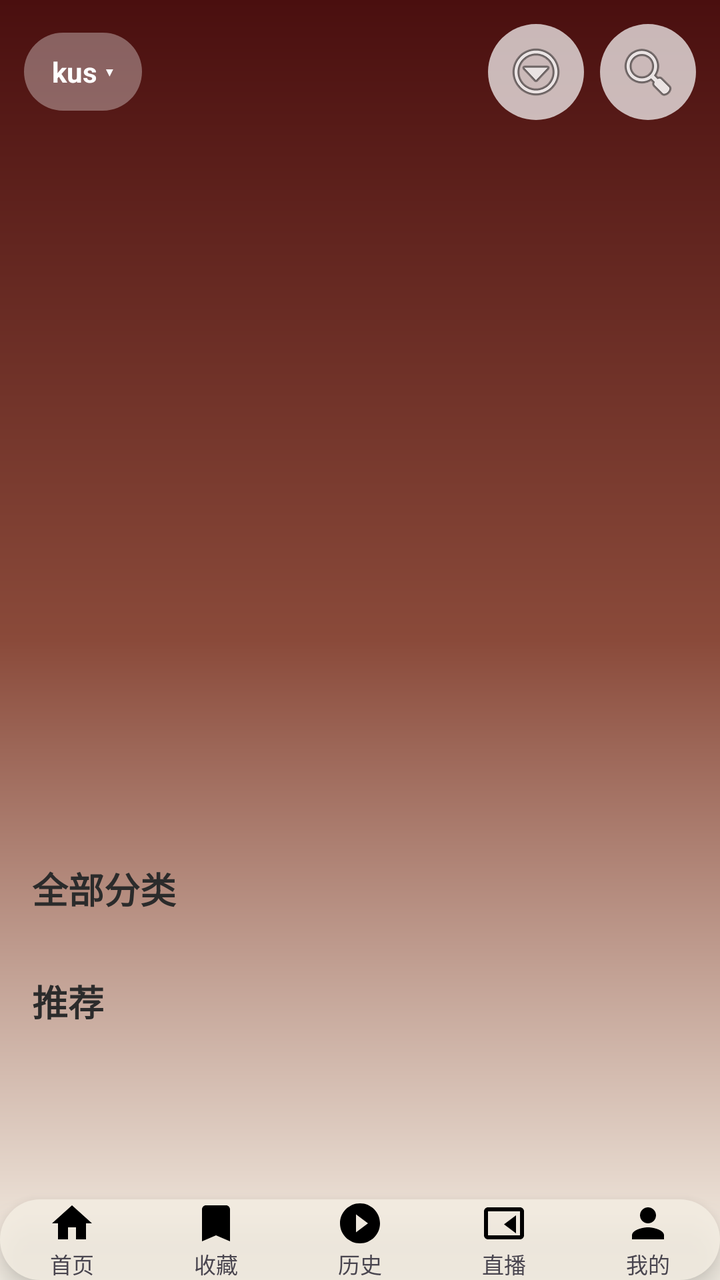
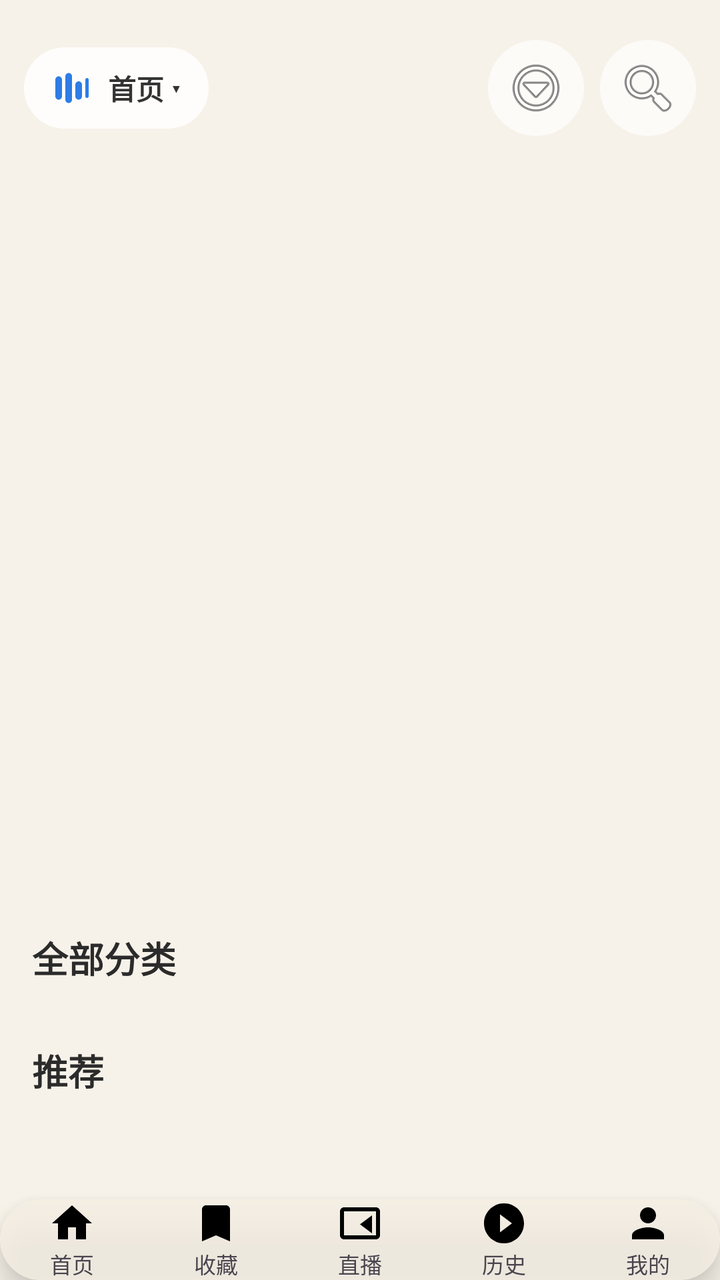

Compare the two renders of this Android layout. The source of the first and the diff that turns it into the second are given below.
<!-- AndroidManifest.xml: application theme Theme.BoxZero -->
<!-- res/layout/activity_main.xml -->
<?xml version="1.0" encoding="utf-8"?>
<FrameLayout xmlns:android="http://schemas.android.com/apk/res/android"
    android:layout_width="match_parent"
    android:layout_height="match_parent"
    android:background="@drawable/bg_home_gradient"
    android:fitsSystemWindows="true">

    <ScrollView
        android:layout_width="match_parent"
        android:layout_height="match_parent"
        android:scrollbars="none">

        <LinearLayout
            android:layout_width="match_parent"
            android:layout_height="wrap_content"
            android:orientation="vertical">

            
            <LinearLayout
                android:layout_width="match_parent"
                android:layout_height="wrap_content"
                android:gravity="center_vertical"
                android:orientation="horizontal"
                android:padding="12dp">

                <LinearLayout
                    android:id="@+id/sitePill"
                    android:layout_width="wrap_content"
                    android:layout_height="wrap_content"
                    android:background="@drawable/pill_bg"
                    android:gravity="center_vertical"
                    android:orientation="horizontal"
                    android:paddingStart="14dp"
                    android:paddingEnd="14dp"
                    android:paddingTop="10dp"
                    android:paddingBottom="10dp">

                    <TextView
                        android:id="@+id/siteName"
                        android:layout_width="wrap_content"
                        android:layout_height="wrap_content"
                        android:ellipsize="end"
                        android:maxWidth="160dp"
                        android:singleLine="true"
                        android:text="kus"
                        android:textColor="#FFFFFF"
                        android:textSize="14sp"
                        android:textStyle="bold" />

                    <TextView
                        android:layout_width="wrap_content"
                        android:layout_height="wrap_content"
                        android:layout_marginStart="4dp"
                        android:text="▾"
                        android:textColor="#FFFFFF"
                        android:textSize="12sp" />
                </LinearLayout>

                <View
                    android:layout_width="0dp"
                    android:layout_height="1dp"
                    android:layout_weight="1" />

                <ImageButton
                    android:id="@+id/btnMenu"
                    android:layout_width="48dp"
                    android:layout_height="48dp"
                    android:layout_marginEnd="8dp"
                    android:background="@drawable/circle_frosted"
                    android:contentDescription="菜单"
                    android:padding="12dp"
                    android:src="@android:drawable/ic_menu_more" />

                <ImageButton
                    android:id="@+id/btnSearch"
                    android:layout_width="48dp"
                    android:layout_height="48dp"
                    android:background="@drawable/circle_frosted"
                    android:contentDescription="搜索"
                    android:padding="12dp"
                    android:src="@android:drawable/ic_menu_search" />
            </LinearLayout>

            
            <androidx.recyclerview.widget.RecyclerView
                android:id="@+id/banner"
                android:layout_width="match_parent"
                android:layout_height="260dp"
                android:layout_marginTop="4dp"
                android:clipToPadding="false" />

            <TextView
                android:id="@+id/bannerTitle"
                android:layout_width="match_parent"
                android:layout_height="wrap_content"
                android:layout_marginTop="12dp"
                android:ellipsize="end"
                android:gravity="center"
                android:maxLines="1"
                android:textColor="#FFFFFF"
                android:textSize="22sp"
                android:textStyle="bold" />

            <TextView
                android:id="@+id/bannerScore"
                android:layout_width="match_parent"
                android:layout_height="wrap_content"
                android:layout_marginTop="4dp"
                android:gravity="center"
                android:textColor="#FFFFFF"
                android:textSize="16sp" />

            <LinearLayout
                android:id="@+id/dots"
                android:layout_width="match_parent"
                android:layout_height="wrap_content"
                android:layout_marginTop="8dp"
                android:gravity="center"
                android:orientation="horizontal" />

            
            <TextView
                android:layout_width="match_parent"
                android:layout_height="wrap_content"
                android:layout_marginTop="20dp"
                android:paddingStart="16dp"
                android:paddingEnd="16dp"
                android:text="全部分类"
                android:textColor="#2B2B2B"
                android:textSize="18sp"
                android:textStyle="bold" />

            <androidx.recyclerview.widget.RecyclerView
                android:id="@+id/pillRow"
                android:layout_width="match_parent"
                android:layout_height="wrap_content"
                android:layout_marginTop="10dp"
                android:clipToPadding="false"
                android:nestedScrollingEnabled="false"
                android:paddingStart="16dp"
                android:paddingEnd="16dp" />

            
            <TextView
                android:layout_width="match_parent"
                android:layout_height="wrap_content"
                android:layout_marginTop="20dp"
                android:paddingStart="16dp"
                android:paddingEnd="16dp"
                android:text="推荐"
                android:textColor="#2B2B2B"
                android:textSize="18sp"
                android:textStyle="bold" />

            <androidx.recyclerview.widget.RecyclerView
                android:id="@+id/posterRow"
                android:layout_width="match_parent"
                android:layout_height="wrap_content"
                android:layout_marginTop="10dp"
                android:clipToPadding="false"
                android:nestedScrollingEnabled="false"
                android:paddingStart="16dp"
                android:paddingEnd="16dp" />

            <View
                android:layout_width="match_parent"
                android:layout_height="110dp" />
        </LinearLayout>
    </ScrollView>

    <include
        layout="@layout/view_bottom_nav"
        android:layout_width="match_parent"
        android:layout_height="wrap_content"
        android:layout_gravity="bottom" />

    <ProgressBar
        android:id="@+id/loading"
        android:layout_width="wrap_content"
        android:layout_height="wrap_content"
        android:layout_gravity="center"
        android:visibility="gone" />

</FrameLayout>
<!-- res/layout/view_bottom_nav.xml (included above) -->
<?xml version="1.0" encoding="utf-8"?>
<LinearLayout xmlns:android="http://schemas.android.com/apk/res/android"
    android:id="@+id/bottomNav"
    android:layout_width="match_parent"
    android:layout_height="68dp"
    android:layout_marginStart="16dp"
    android:layout_marginEnd="16dp"
    android:layout_marginBottom="16dp"
    android:background="@drawable/nav_bg"
    android:elevation="8dp"
    android:gravity="center"
    android:orientation="horizontal">

    <LinearLayout
        android:id="@+id/tabHome"
        android:layout_width="0dp"
        android:layout_height="match_parent"
        android:layout_weight="1"
        android:gravity="center"
        android:orientation="vertical">

        <ImageView
            android:id="@+id/iconHome"
            android:layout_width="24dp"
            android:layout_height="24dp"
            android:src="@drawable/ic_nav_home" />

        <TextView
            android:id="@+id/textHome"
            android:layout_width="wrap_content"
            android:layout_height="wrap_content"
            android:text="首页"
            android:textSize="11sp" />
    </LinearLayout>

    <LinearLayout
        android:id="@+id/tabFav"
        android:layout_width="0dp"
        android:layout_height="match_parent"
        android:layout_weight="1"
        android:gravity="center"
        android:orientation="vertical">

        <ImageView
            android:id="@+id/iconFav"
            android:layout_width="24dp"
            android:layout_height="24dp"
            android:src="@drawable/ic_nav_fav" />

        <TextView
            android:id="@+id/textFav"
            android:layout_width="wrap_content"
            android:layout_height="wrap_content"
            android:text="收藏"
            android:textSize="11sp" />
    </LinearLayout>

    <LinearLayout
        android:id="@+id/tabHistory"
        android:layout_width="0dp"
        android:layout_height="match_parent"
        android:layout_weight="1"
        android:gravity="center"
        android:orientation="vertical">

        <ImageView
            android:id="@+id/iconHistory"
            android:layout_width="24dp"
            android:layout_height="24dp"
            android:src="@drawable/ic_nav_history" />

        <TextView
            android:id="@+id/textHistory"
            android:layout_width="wrap_content"
            android:layout_height="wrap_content"
            android:text="历史"
            android:textSize="11sp" />
    </LinearLayout>

    <LinearLayout
        android:id="@+id/tabLive"
        android:layout_width="0dp"
        android:layout_height="match_parent"
        android:layout_weight="1"
        android:gravity="center"
        android:orientation="vertical">

        <ImageView
            android:id="@+id/iconLive"
            android:layout_width="24dp"
            android:layout_height="24dp"
            android:src="@drawable/ic_nav_live" />

        <TextView
            android:id="@+id/textLive"
            android:layout_width="wrap_content"
            android:layout_height="wrap_content"
            android:text="直播"
            android:textSize="11sp" />
    </LinearLayout>

    <LinearLayout
        android:id="@+id/tabMine"
        android:layout_width="0dp"
        android:layout_height="match_parent"
        android:layout_weight="1"
        android:gravity="center"
        android:orientation="vertical">

        <ImageView
            android:id="@+id/iconMine"
            android:layout_width="24dp"
            android:layout_height="24dp"
            android:src="@drawable/ic_nav_mine" />

        <TextView
            android:id="@+id/textMine"
            android:layout_width="wrap_content"
            android:layout_height="wrap_content"
            android:text="我的"
            android:textSize="11sp" />
    </LinearLayout>

</LinearLayout>
<!-- resources referenced by this layout -->
<resources>
  <!-- drawable bg_home_gradient (drawable) -->
  <?xml version="1.0" encoding="utf-8"?>
  <shape xmlns:android="http://schemas.android.com/apk/res/android"
      android:shape="rectangle">
      <gradient
          android:angle="270"
          android:startColor="#4A0F0F"
          android:centerColor="#8A4A3A"
          android:endColor="#F6F1E7" />
  </shape>
  <!-- drawable circle_frosted (drawable) -->
  <?xml version="1.0" encoding="utf-8"?>
  <shape xmlns:android="http://schemas.android.com/apk/res/android"
      android:shape="oval">
      <solid android:color="#B3FFFFFF" />
  </shape>
  <!-- drawable ic_nav_fav (drawable) -->
  <vector xmlns:android="http://schemas.android.com/apk/res/android"
      android:width="24dp" android:height="24dp"
      android:viewportWidth="24" android:viewportHeight="24">
      <path android:fillColor="#000000"
          android:pathData="M17,3H7c-1.1,0 -2,0.9 -2,2v16l7,-3l7,3V5c0,-1.1 -0.9,-2 -2,-2z" />
  </vector>
  <!-- drawable ic_nav_history (drawable) -->
  <vector xmlns:android="http://schemas.android.com/apk/res/android"
      android:width="24dp" android:height="24dp"
      android:viewportWidth="24" android:viewportHeight="24">
      <path android:fillColor="#000000"
          android:pathData="M12,2C6.5,2 2,6.5 2,12s4.5,10 10,10s10,-4.5 10,-10S17.5,2 12,2zM10,16.5v-9L16,12l-6,4.5z" />
  </vector>
  <!-- drawable ic_nav_home (drawable) -->
  <vector xmlns:android="http://schemas.android.com/apk/res/android"
      android:width="24dp" android:height="24dp"
      android:viewportWidth="24" android:viewportHeight="24">
      <path android:fillColor="#000000"
          android:pathData="M10,20v-6h4v6h5v-8h3L12,3 2,12h3v8z" />
  </vector>
  <!-- drawable ic_nav_live (drawable) -->
  <vector xmlns:android="http://schemas.android.com/apk/res/android"
      android:width="24dp" android:height="24dp"
      android:viewportWidth="24" android:viewportHeight="24">
      <path android:fillColor="#000000"
          android:pathData="M20,4H4c-1.1,0 -2,0.9 -2,2v12c0,1.1 0.9,2 2,2h16c1.1,0 2,-0.9 2,-2V6c0,-1.1 -0.9,-2 -2,-2zM20,18H4V6h16v12zM18,8l-6,4.5L18,17V8z" />
  </vector>
  <!-- drawable ic_nav_mine (drawable) -->
  <vector xmlns:android="http://schemas.android.com/apk/res/android"
      android:width="24dp" android:height="24dp"
      android:viewportWidth="24" android:viewportHeight="24">
      <path android:fillColor="#000000"
          android:pathData="M12,12c2.2,0 4,-1.8 4,-4s-1.8,-4 -4,-4s-4,1.8 -4,4S9.8,12 12,12zM12,14c-2.7,0 -8,1.3 -8,4v2h16v-2c0,-2.7 -5.3,-4 -8,-4z" />
  </vector>
  <!-- drawable nav_bg (drawable) -->
  <?xml version="1.0" encoding="utf-8"?>
  <shape xmlns:android="http://schemas.android.com/apk/res/android"
      android:shape="rectangle">
      <solid android:color="#CFF5EFE4" />
      <corners android:radius="32dp" />
  </shape>
  <!-- drawable pill_bg (drawable) -->
  <?xml version="1.0" encoding="utf-8"?>
  <shape xmlns:android="http://schemas.android.com/apk/res/android"
      android:shape="rectangle">
      <solid android:color="#55FFFFFF" />
      <corners android:radius="20dp" />
  </shape>
  <style name="Theme.BoxZero" parent="Theme.Material3.DayNight.NoActionBar">
      </style>
</resources>

<!-- the commit's change to res/layout/activity_main.xml (unified diff, before → after) -->
@@ -16,88 +16,22 @@
             android:orientation="vertical">
 
             
-            <LinearLayout
-                android:layout_width="match_parent"
-                android:layout_height="wrap_content"
-                android:gravity="center_vertical"
-                android:orientation="horizontal"
-                android:padding="12dp">
-
-                <LinearLayout
-                    android:id="@+id/sitePill"
-                    android:layout_width="wrap_content"
-                    android:layout_height="wrap_content"
-                    android:background="@drawable/pill_bg"
-                    android:gravity="center_vertical"
-                    android:orientation="horizontal"
-                    android:paddingStart="14dp"
-                    android:paddingEnd="14dp"
-                    android:paddingTop="10dp"
-                    android:paddingBottom="10dp">
-
-                    <TextView
-                        android:id="@+id/siteName"
-                        android:layout_width="wrap_content"
-                        android:layout_height="wrap_content"
-                        android:ellipsize="end"
-                        android:maxWidth="160dp"
-                        android:singleLine="true"
-                        android:text="kus"
-                        android:textColor="#FFFFFF"
-                        android:textSize="14sp"
-                        android:textStyle="bold" />
-
-                    <TextView
-                        android:layout_width="wrap_content"
-                        android:layout_height="wrap_content"
-                        android:layout_marginStart="4dp"
-                        android:text="▾"
-                        android:textColor="#FFFFFF"
-                        android:textSize="12sp" />
-                </LinearLayout>
-
-                <View
-                    android:layout_width="0dp"
-                    android:layout_height="1dp"
-                    android:layout_weight="1" />
-
-                <ImageButton
-                    android:id="@+id/btnMenu"
-                    android:layout_width="48dp"
-                    android:layout_height="48dp"
-                    android:layout_marginEnd="8dp"
-                    android:background="@drawable/circle_frosted"
-                    android:contentDescription="菜单"
-                    android:padding="12dp"
-                    android:src="@android:drawable/ic_menu_more" />
-
-                <ImageButton
-                    android:id="@+id/btnSearch"
-                    android:layout_width="48dp"
-                    android:layout_height="48dp"
-                    android:background="@drawable/circle_frosted"
-                    android:contentDescription="搜索"
-                    android:padding="12dp"
-                    android:src="@android:drawable/ic_menu_search" />
-            </LinearLayout>
-
-            
             <androidx.recyclerview.widget.RecyclerView
                 android:id="@+id/banner"
                 android:layout_width="match_parent"
-                android:layout_height="260dp"
-                android:layout_marginTop="4dp"
+                android:layout_height="370dp"
+                android:layout_marginTop="0dp"
                 android:clipToPadding="false" />
 
             <TextView
                 android:id="@+id/bannerTitle"
                 android:layout_width="match_parent"
                 android:layout_height="wrap_content"
-                android:layout_marginTop="12dp"
+                android:layout_marginTop="14dp"
                 android:ellipsize="end"
                 android:gravity="center"
                 android:maxLines="1"
-                android:textColor="#FFFFFF"
+                android:textColor="#222222"
                 android:textSize="22sp"
                 android:textStyle="bold" />
 
@@ -107,8 +41,8 @@
                 android:layout_height="wrap_content"
                 android:layout_marginTop="4dp"
                 android:gravity="center"
-                android:textColor="#FFFFFF"
-                android:textSize="16sp" />
+                android:textColor="#777777"
+                android:textSize="15sp" />
 
             <LinearLayout
                 android:id="@+id/dots"
@@ -167,6 +101,80 @@
                 android:layout_height="110dp" />
         </LinearLayout>
     </ScrollView>
+
+    
+    <LinearLayout
+        android:layout_width="match_parent"
+        android:layout_height="wrap_content"
+        android:layout_gravity="top"
+        android:layout_marginTop="8dp"
+        android:gravity="center_vertical"
+        android:orientation="horizontal"
+        android:padding="12dp">
+
+        <LinearLayout
+            android:id="@+id/sitePill"
+            android:layout_width="wrap_content"
+            android:layout_height="wrap_content"
+            android:background="@drawable/pill_bg_light"
+            android:gravity="center_vertical"
+            android:orientation="horizontal"
+            android:paddingStart="14dp"
+            android:paddingEnd="14dp"
+            android:paddingTop="10dp"
+            android:paddingBottom="10dp">
+
+            <ImageView
+                android:layout_width="20dp"
+                android:layout_height="20dp"
+                android:src="@drawable/ic_equalizer" />
+
+            <TextView
+                android:id="@+id/siteName"
+                android:layout_width="wrap_content"
+                android:layout_height="wrap_content"
+                android:layout_marginStart="8dp"
+                android:ellipsize="end"
+                android:maxWidth="170dp"
+                android:singleLine="true"
+                android:text="首页"
+                android:textColor="#333333"
+                android:textSize="14sp"
+                android:textStyle="bold" />
+
+            <TextView
+                android:layout_width="wrap_content"
+                android:layout_height="wrap_content"
+                android:layout_marginStart="4dp"
+                android:text="▾"
+                android:textColor="#333333"
+                android:textSize="12sp" />
+        </LinearLayout>
+
+        <View
+            android:layout_width="0dp"
+            android:layout_height="1dp"
+            android:layout_weight="1" />
+
+        <ImageButton
+            android:id="@+id/btnMenu"
+            android:layout_width="48dp"
+            android:layout_height="48dp"
+            android:layout_marginEnd="8dp"
+            android:background="@drawable/circle_frosted"
+            android:contentDescription="菜单"
+            android:padding="12dp"
+            android:src="@android:drawable/ic_menu_more" />
+
+        <ImageButton
+            android:id="@+id/btnSearch"
+            android:layout_width="48dp"
+            android:layout_height="48dp"
+            android:background="@drawable/circle_frosted"
+            android:contentDescription="搜索"
+            android:padding="12dp"
+            android:src="@android:drawable/ic_menu_search" />
+    </LinearLayout>
 
     <include
         layout="@layout/view_bottom_nav"
@@ -241,6 +249,28 @@
     </LinearLayout>
 
     <LinearLayout
+        android:id="@+id/tabLive"
+        android:layout_width="0dp"
+        android:layout_height="match_parent"
+        android:layout_weight="1"
+        android:gravity="center"
+        android:orientation="vertical">
+
+        <ImageView
+            android:id="@+id/iconLive"
+            android:layout_width="24dp"
+            android:layout_height="24dp"
+            android:src="@drawable/ic_nav_live" />
+
+        <TextView
+            android:id="@+id/textLive"
+            android:layout_width="wrap_content"
+            android:layout_height="wrap_content"
+            android:text="直播"
+            android:textSize="11sp" />
+    </LinearLayout>
+
+    <LinearLayout
         android:id="@+id/tabHistory"
         android:layout_width="0dp"
         android:layout_height="match_parent"
@@ -263,28 +293,6 @@
     </LinearLayout>
 
     <LinearLayout
-        android:id="@+id/tabLive"
-        android:layout_width="0dp"
-        android:layout_height="match_parent"
-        android:layout_weight="1"
-        android:gravity="center"
-        android:orientation="vertical">
-
-        <ImageView
-            android:id="@+id/iconLive"
-            android:layout_width="24dp"
-            android:layout_height="24dp"
-            android:src="@drawable/ic_nav_live" />
-
-        <TextView
-            android:id="@+id/textLive"
-            android:layout_width="wrap_content"
-            android:layout_height="wrap_content"
-            android:text="直播"
-            android:textSize="11sp" />
-    </LinearLayout>
-
-    <LinearLayout
         android:id="@+id/tabMine"
         android:layout_width="0dp"
         android:layout_height="match_parent"
<!-- resource entries referenced after the edit -->
@@ -4,11 +4,7 @@
   <?xml version="1.0" encoding="utf-8"?>
   <shape xmlns:android="http://schemas.android.com/apk/res/android"
       android:shape="rectangle">
-      <gradient
-          android:angle="270"
-          android:startColor="#4A0F0F"
-          android:centerColor="#8A4A3A"
-          android:endColor="#F6F1E7" />
+      <solid android:color="#F7F2E9" />
   </shape>
   <!-- drawable circle_frosted (drawable) -->
   <?xml version="1.0" encoding="utf-8"?>
@@ -16,6 +12,18 @@
       android:shape="oval">
       <solid android:color="#B3FFFFFF" />
   </shape>
+  <!-- drawable ic_equalizer (drawable) -->
+  <?xml version="1.0" encoding="utf-8"?>
+  <vector xmlns:android="http://schemas.android.com/apk/res/android"
+      android:width="24dp"
+      android:height="24dp"
+      android:viewportWidth="24"
+      android:viewportHeight="24">
+      <path android:fillColor="#2E7CE6" android:pathData="M4,5c1.1,0 2,0.9 2,2v10c0,1.1 -0.9,2 -2,2s-2,-0.9 -2,-2V7c0,-1.1 0.9,-2 2,-2z" />
+      <path android:fillColor="#2E7CE6" android:pathData="M10,3c1.1,0 2,0.9 2,2v14c0,1.1 -0.9,2 -2,2s-2,-0.9 -2,-2V5c0,-1.1 0.9,-2 2,-2z" />
+      <path android:fillColor="#2E7CE6" android:pathData="M16,8c1.1,0 2,0.9 2,2v7c0,1.1 -0.9,2 -2,2s-2,-0.9 -2,-2v-7c0,-1.1 0.9,-2 2,-2z" />
+      <path android:fillColor="#2E7CE6" android:pathData="M21,6c0.55,0 1,0.45 1,1v10c0,0.55 -0.45,1 -1,1s-1,-0.45 -1,-1V7c0,-0.55 0.45,-1 1,-1z" />
+  </vector>
   <!-- drawable ic_nav_fav (drawable) -->
   <vector xmlns:android="http://schemas.android.com/apk/res/android"
       android:width="24dp" android:height="24dp"
@@ -58,12 +66,12 @@
       <solid android:color="#CFF5EFE4" />
       <corners android:radius="32dp" />
   </shape>
-  <!-- drawable pill_bg (drawable) -->
+  <!-- drawable pill_bg_light (drawable) -->
   <?xml version="1.0" encoding="utf-8"?>
   <shape xmlns:android="http://schemas.android.com/apk/res/android"
       android:shape="rectangle">
-      <solid android:color="#55FFFFFF" />
-      <corners android:radius="20dp" />
+      <solid android:color="#D9FFFFFF" />
+      <corners android:radius="24dp" />
   </shape>
   <style name="Theme.BoxZero" parent="Theme.Material3.DayNight.NoActionBar">
       </style>
